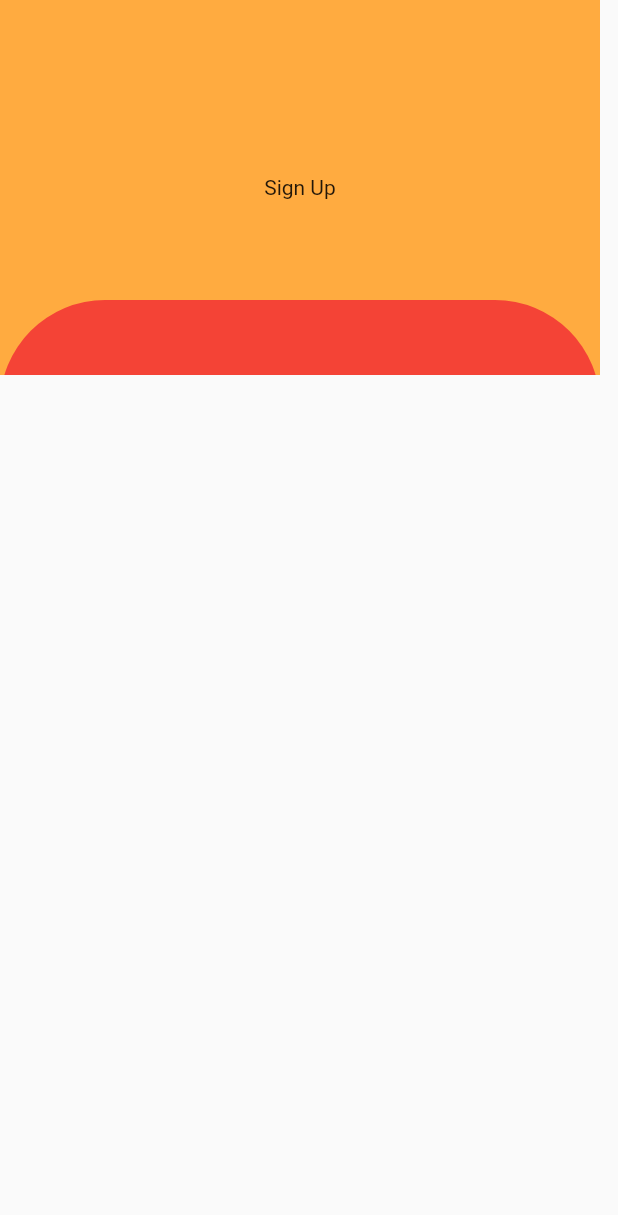
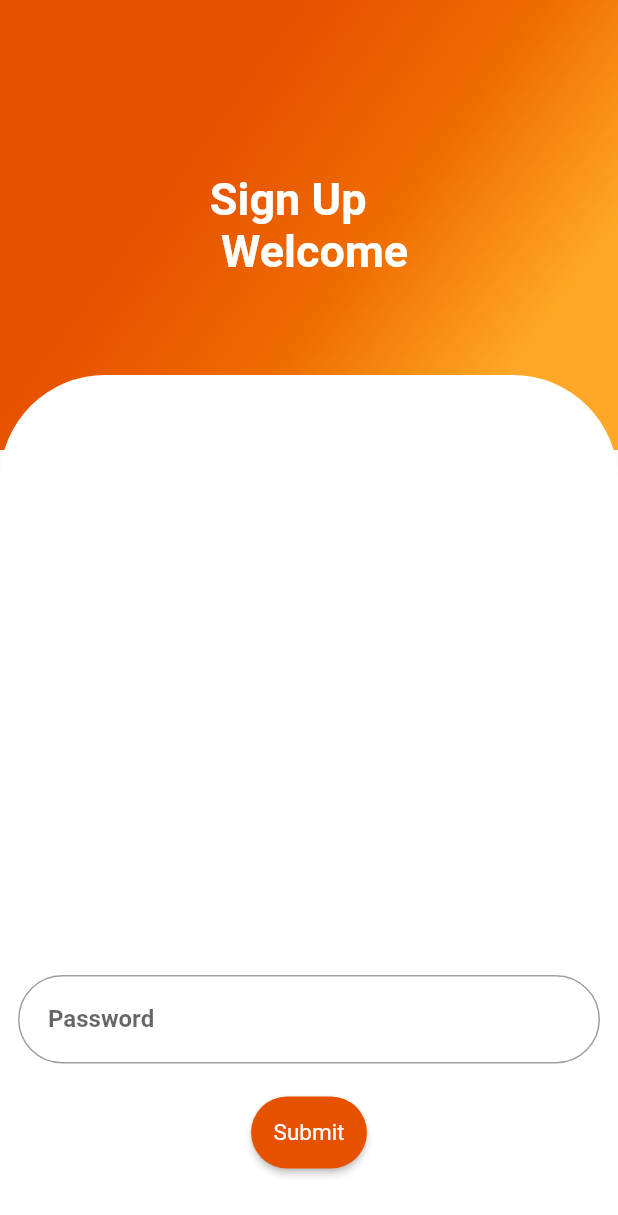
Before and after one commit to Omar073/Flutter-E-commerce-app-, a Flutter app: the screen it shows after launch, after a tap on "Sign Up", on a phone screen of 412 x 824 dp. Shown: the top 1215 px of the screen. Run offline on Flutter 3.47's test engine with Material 2 defaults, Android fonts, the phone set to English and light mode, and no system bars; our stand-ins replace curved_navigation_bar, flutter_rating_bar.

Commit message:
Sign Up page update

```diff
--- a/lib/ProductCard.dart
+++ b/lib/ProductCard.dart
@@ -126,7 +126,6 @@
 
 import 'package:flutter/material.dart';
 import 'Product.dart';
-import 'ProductInCart.dart';
 import 'User.dart';
 import 'package:flutter_rating_bar/flutter_rating_bar.dart';
 
--- a/lib/ShoppingCartScreen.dart
+++ b/lib/ShoppingCartScreen.dart
@@ -1,11 +1,10 @@
 import 'package:flutter/material.dart';
 import 'ProductInCartCard.dart';
-import 'ProductInCart.dart';
 import 'User.dart';
 
 class ShoppingCartScreen extends StatefulWidget {
   final VoidCallback onChange;
-  ShoppingCartScreen({Key? key, required this.onChange}) : super(key: key);
+  const ShoppingCartScreen({Key? key, required this.onChange}) : super(key: key);
 
   @override
   State<ShoppingCartScreen> createState() => _ShoppingCartScreenState();
--- a/lib/SignUpPage.dart
+++ b/lib/SignUpPage.dart
@@ -1,4 +1,5 @@
 import 'package:flutter/material.dart';
+// pub add
 
 class SignUpPage extends StatefulWidget {
   const SignUpPage({super.key});
@@ -29,38 +30,116 @@ class _SignUpPageState extends State<SignUpPage> {
 
     return MaterialApp(
       home: Scaffold(
-        body:
-            // Container(
-            //   // width: width,
-            //   width: 400,
-            //   height: 250,
-            //   color: Colors.orangeAccent,
-            //   child:
-            Stack(
+        resizeToAvoidBottomInset: true,
+        body: Container(
+          // color: Colors.green,
+          height: height,
+          child: Stack(
             children: [
               Container(
                 // width: width,
-              width: 400,
-              height: 250,
-              color: Colors.orangeAccent,
-              child: const Center(child: Text("Sign Up")),
+                width: 420,
+                height: 300,
+                // color: Colors.orangeAccent,
+                // color: const Color.fromARGB(220, 243,119,6),
+                decoration: BoxDecoration(
+                  gradient: LinearGradient(begin: Alignment.topCenter, colors: [
+                    Colors.orange.shade900,
+                    Colors.orange.shade800,
+                    Colors.orange.shade400
+                  ]),
+                ),
+                child: const Center(
+                    child: Text(
+                  "Sign Up\n Welcome",
+                  style: TextStyle(
+                      fontWeight: FontWeight.bold,
+                      fontSize: 30,
+                      color: Colors.white),
+                  textAlign: TextAlign.left,
+                )),
               ),
               Positioned(
-              top: 200,
+                top: 250,
                 left: 0,
                 right: 0,
                 child: Container(
-                // height: height - 200,
-                height: 500,
+                  height: height - 150,
+                  // height: 500,
                   decoration: BoxDecoration(
-                  color: Colors.red,
+                    color: Colors.white,
                     borderRadius: BorderRadius.circular(70.0),
                   ),
+                  // child: const Center(child: Text("Sign Up")),
+
+                  // Positioned(
+                  //   top: 200,
+                  //   left: 0,
+                  //   right: 0,
+                  //   child: Container(
+                  //     // height: height - 200,
+                  //     height: 500,
+                  //     decoration: BoxDecoration(
+                  //       color: Colors.red,
+                  //       borderRadius: BorderRadius.circular(70.0),
+                  //     ),
+                  child: SingleChildScrollView(
                     child: Column(
                       mainAxisAlignment: MainAxisAlignment.center,
                       children: [
-                    TextField(
-                      // * Name text field
+                        // const SizedBox(height: 180),
+                        const SizedBox(height: 400),
+                        // Padding(
+                        //   padding: const EdgeInsets.symmetric(horizontal: 12.0)
+                        //       .copyWith(bottom: 12.0),
+                        //   child: TextField(
+                        //     // * Name text field
+                        //     controller: _nameController,
+                        //     style: const TextStyle(
+                        //       color: Colors.black,
+                        //       fontWeight: FontWeight.bold,
+                        //     ),
+                        //     decoration: InputDecoration(
+                        //       border: OutlineInputBorder(
+                        //         borderRadius: BorderRadius.circular(30),
+                        //       ),
+                        //       contentPadding: const EdgeInsets.all(20),
+                        //       labelText: "Name",
+                        //     ),
+                        //   ),
+                        // ),
+                        // Padding(
+                        //   padding: const EdgeInsets.symmetric(horizontal: 12.0)
+                        //       .copyWith(bottom: 12.0),
+                        //   child: TextField(
+                        //     // * Email text field
+                        //     controller: _emailController,
+                        //     style: const TextStyle(
+                        //       color: Colors.black,
+                        //       fontWeight: FontWeight.bold,
+                        //     ),
+                        //     decoration: InputDecoration(
+                        //       focusedBorder: OutlineInputBorder(
+                        //         borderSide: (BorderSide(
+                        //             color: Colors.orange.shade900, width: 1)),
+                        //         borderRadius: BorderRadius.circular(30),
+                        //       ),
+                        //       enabledBorder: OutlineInputBorder(
+                        //         borderSide: (BorderSide(
+                        //             color: Colors.orange.shade900, width: 1)),
+                        //         borderRadius: BorderRadius.circular(30),
+                        //       ),
+                        //       contentPadding: const EdgeInsets.all(20),
+                        //       labelText: "Email",
+                        //     ),
+                        //   ),
+                        // ),
+                        Padding(
+                          padding: const EdgeInsets.symmetric(horizontal: 12.0)
+                              .copyWith(bottom: 12.0),
+                          child: TextField(
+                            // * password text field
+                            controller: _passwordController,
                             style: const TextStyle(
                               color: Colors.black,
                               fontWeight: FontWeight.bold,
@@ -70,25 +149,20 @@ class _SignUpPageState extends State<SignUpPage> {
                                 borderRadius: BorderRadius.circular(30),
                               ),
                               contentPadding: const EdgeInsets.all(20),
-                        labelText: "Name",
+                              labelText: "Password",
                             ),
                           ),
-                    TextField(
-                      // * Email text field
-                      controller: _emailController,
-                      style: const TextStyle(
-                        color: Colors.black,
-                        fontWeight: FontWeight.bold,
                         ),
-                      decoration: InputDecoration(
-                        border: OutlineInputBorder(
-                          borderRadius: BorderRadius.circular(30),
+                        const SizedBox(height: 10),
+                        ElevatedButton(
+                          style: ElevatedButton.styleFrom(
+                            textStyle: const TextStyle(fontSize: 15),
+                            shape: const StadiumBorder(),
+                            backgroundColor: Colors.orange.shade900,
+                            foregroundColor: Colors.white,
+                            padding: const EdgeInsets.symmetric(
+                                horizontal: 15, vertical: 15),
                           ),
-                        contentPadding: const EdgeInsets.all(20),
-                        labelText: "Email",
-                      ),
-                    ),
-                    ElevatedButton(
                           onPressed: () {
                             final enteredEmail = _emailController.text;
                             if (emailRegex.hasMatch(enteredEmail)) {
@@ -98,8 +172,8 @@ class _SignUpPageState extends State<SignUpPage> {
                                 builder: (context) {
                                   return AlertDialog(
                                     title: const Text('Valid Email'),
-                                content:
-                                    const Text('The email address is valid.'),
+                                    content: const Text(
+                                        'The email address is valid.'),
                                     actions: [
                                       TextButton(
                                         onPressed: () {
@@ -135,11 +209,17 @@ class _SignUpPageState extends State<SignUpPage> {
                           },
                           child: const Text('Submit'),
                         ),
+                        // Container(
+                        //   color: Colors.white,
+                        //   height: 300,
+                        // )
                       ],
                     ),
                   ),
-            )
+                ),
+              ),
             ],
+          ),
         ),
       ),
     );
--- a/lib/User.dart
+++ b/lib/User.dart
@@ -1,4 +1,3 @@
-import 'package:product_cards/ProductInCart.dart';
 import 'Product.dart';
 import 'ProductInCart.dart';
 
```
Lines whose indentation alone changed are shown as unchanged.
